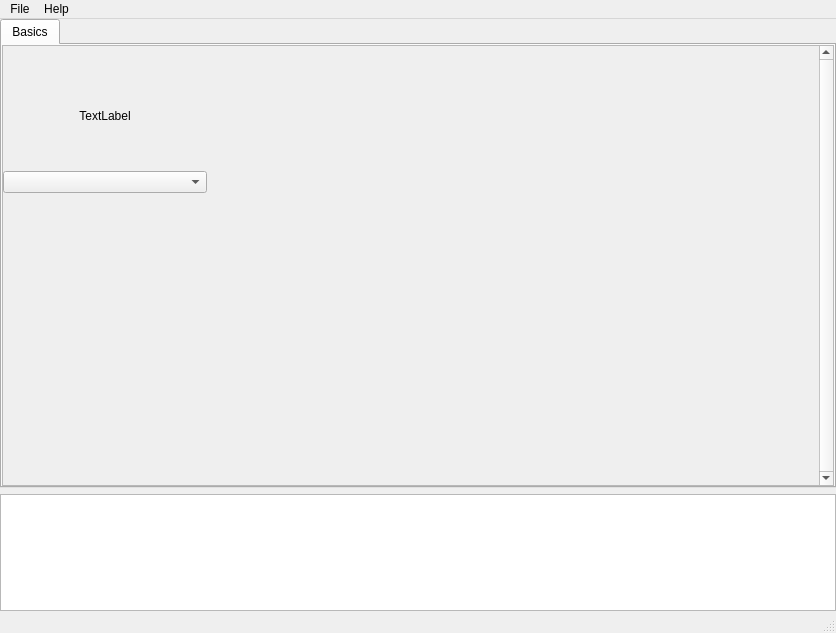
Above: src/conan_app_launcher/ui/qt/app_grid.ui from goszpeti/conan_explorer before the change. Below: the same form after it.
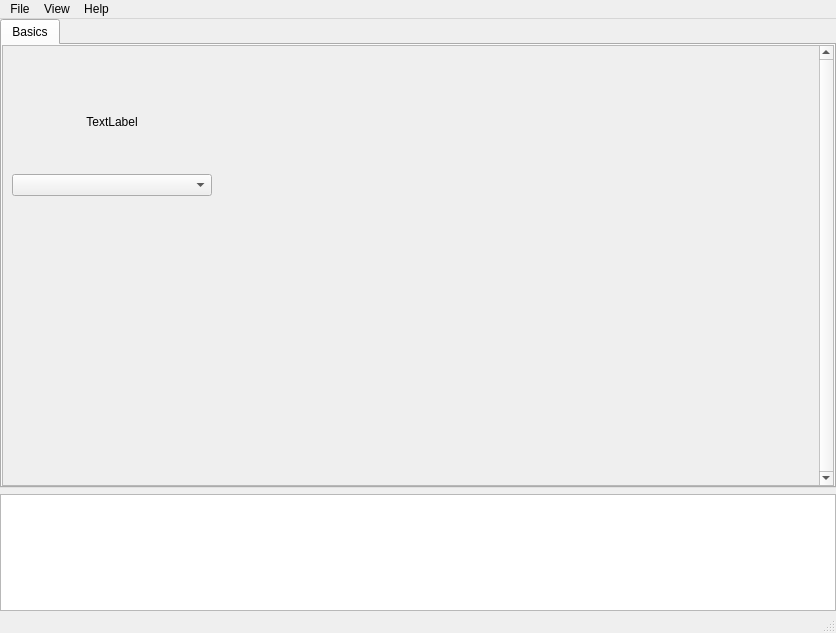
That is the form after the change. Icons and pictures are not drawn.

Diff of the .ui file:
```diff
--- a/src/conan_app_launcher/ui/qt/app_grid.ui
+++ b/src/conan_app_launcher/ui/qt/app_grid.ui
@@ -89,8 +89,8 @@
             <rect>
              <x>0</x>
              <y>0</y>
-             <width>811</width>
-             <height>439</height>
+             <width>816</width>
+             <height>437</height>
             </rect>
            </property>
            <property name="sizePolicy">
@@ -114,7 +114,7 @@
            <property name="layoutDirection">
             <enum>Qt::LeftToRight</enum>
            </property>
-           <layout class="QVBoxLayout" name="verticalLayout_9">
+           <!-- <layout class="QVBoxLayout" name="verticalLayout_9">
             <property name="leftMargin">
              <number>0</number>
             </property>
@@ -127,7 +127,7 @@
             <property name="bottomMargin">
              <number>0</number>
             </property>
-            <item>
+            <item> -->
              <layout class="QGridLayout" name="tab1_grid_layout" rowstretch="1,1,1" columnstretch="1,1,1,1" rowminimumheight="146,146,146" columnminimumwidth="202,202,202,202">
               <property name="sizeConstraint">
                <enum>QLayout::SetDefaultConstraint</enum>
@@ -193,8 +193,8 @@
                <layout class="QVBoxLayout" name="verticalLayout_6"/>
               </item>
              </layout>
-            </item>
-           </layout>
+            <!-- </item> -->
+           <!-- </layout> -->
           </widget>
          </widget>
         </item>
@@ -236,7 +236,7 @@
      <x>0</x>
      <y>0</y>
      <width>836</width>
-     <height>22</height>
+     <height>20</height>
     </rect>
    </property>
    <widget class="QMenu" name="menu_help">
@@ -251,7 +251,16 @@
     </property>
     <addaction name="menu_open_config_file_action"/>
    </widget>
+   <widget class="QMenu" name="menuView">
+    <property name="title">
+     <string>View</string>
+    </property>
+    <addaction name="menu_set_display_versions"/>
+    <addaction name="menu_set_display_channels"/>
+    <addaction name="separator"/>
+   </widget>
    <addaction name="menu_file"/>
+   <addaction name="menuView"/>
    <addaction name="menu_help"/>
   </widget>
   <widget class="QStatusBar" name="statusbar"/>
```
Left out of the diff: 40 changed lines with no effect on the pictures.
